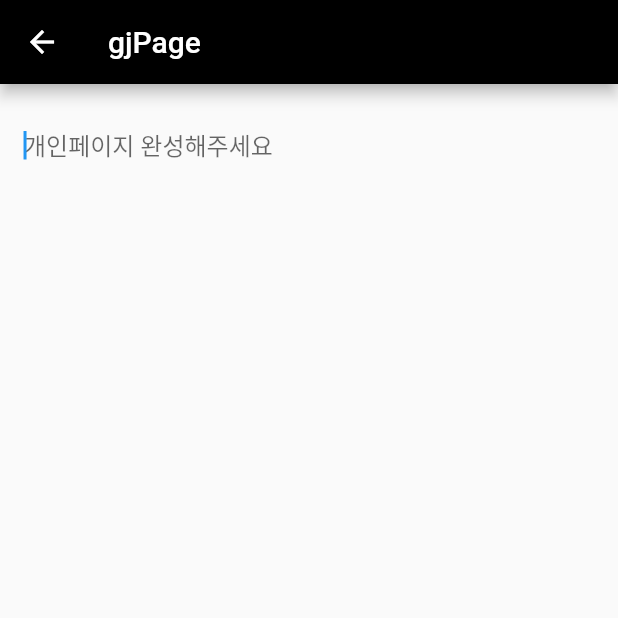
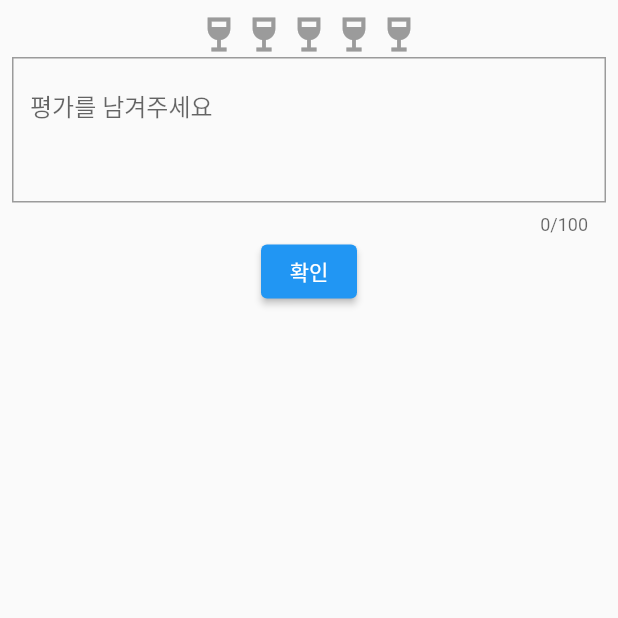
Before and after one commit to SoftyChoo/nbCamp_GroupA_Team1, a Flutter app: the gjPage screen opened directly, on a phone screen of 412 x 824 dp, the top half of it. Run offline on Flutter 3.47's test engine with Material 2 defaults, Android fonts, the phone set to English and light mode, and no system bars; drawn by our look-alikes of flutter_rating_bar; network calls fail.

Commit message:
FEAT
댓글 UI 추가

```diff
--- a/lib/gjPage.dart
+++ b/lib/gjPage.dart
@@ -1,5 +1,6 @@
 import 'package:flutter/cupertino.dart';
 import 'package:flutter/material.dart';
+import 'package:flutter_rating_bar/flutter_rating_bar.dart';
 
 class gjPage extends StatefulWidget {
   gjPage({super.key});
@@ -10,29 +11,99 @@ class gjPage extends StatefulWidget {
 
 class _MsPageState extends State<gjPage> {
   TextEditingController contentController = TextEditingController();
+  double rating = 0; // 초기 별점 값 설정
+  bool CommentCompleted = false; //작성 완료 상태 여부
+  final FocusNode textFocusNode = FocusNode(); // FocusNode 생성
+
+  @override
+  void dispose() {
+    textFocusNode.dispose(); // 메모리 누수를 방지하기 위해 FocusNode 해제
+    super.dispose();
+  }
 
   @override
   Widget build(BuildContext context) {
-    return Scaffold(
-      appBar: AppBar(
-        backgroundColor: Colors.black,
-        title: Text("gjPage"),
-      ),
-      body: Padding(
-        padding: const EdgeInsets.all(16),
-        child: TextField(
-          controller: contentController,
-          decoration: InputDecoration(
-            hintText: "개인페이지 완성해주세요",
-            border: InputBorder.none,
+    return GestureDetector(
+      onTap: () {
+        // 다른 화면 터치 시 텍스트 필드에서 포커스 해제
+        textFocusNode.unfocus();
+      },
+      child: Scaffold(
+        body: SafeArea(
+          child: Padding(
+            padding: const EdgeInsets.all(8.0),
+            child: Column(
+              children: [
+                RatingBar.builder(
+                  initialRating: rating, // rating 변수를 초기 별점 값으로 설정
+                  minRating: 0, //평점 최소 단위. 0점부터 시작
+                  direction: Axis.horizontal,
+                  allowHalfRating: true, //별점 반값 가능 허용여부
+                  itemCount: 5, //평점 갯수 조절
+                  itemSize: 30.0, // 아이콘 크기 조절
+                  itemBuilder: (context, _) => Icon(
+                    Icons.wine_bar,
+                    color: Colors.amber[500],
+                  ),
+                  onRatingUpdate: (newRating) {
+                    setState(() {
+                      rating = newRating; // rating 변수 업데이트
+                    });
+                    print(rating); // 업데이트된 별점 출력
+                  },
+                ),
+                TextField(
+                  focusNode: textFocusNode, // FocusNode 할당
+                  scrollPhysics: NeverScrollableScrollPhysics(), //스크롤 불가
+                  maxLines: 3, //n줄까지 화면에 보임
+                  maxLength: 100, //글자수 제한
+                  decoration: InputDecoration(
+                    hintText: '평가를 남겨주세요',
+                    border: OutlineInputBorder(
+                      borderRadius: BorderRadius.circular(0),
+                    ),
+                  ),
+                ),
+                ElevatedButton(
+                  onPressed: () {
+                    setState(() {
+                      CommentCompleted = true; // 작성 완료 상태 업데이트
+                    });
+                    textFocusNode.unfocus(); // 텍스트 필드에서 포커스 해제
+                    showDialog(
+                      context: context,
+                      builder: (BuildContext context) {
+                        return AlertDialog(
+                          content: Text('작성을 완료하셨습니까?'),
+                          actions: [
+                            TextButton(
+                              onPressed: () {
+                                Navigator.of(context).pop(); // 대화 상자 닫기
+                              },
+                              child: Text(
+                                '확인',
+                                style: TextStyle(color: Colors.blue),
+                              ),
+                            ),
+                            TextButton(
+                              onPressed: () {
+                                Navigator.of(context).pop(); // 대화 상자 닫기
+                              },
+                              child: Text(
+                                '취소',
+                                style: TextStyle(color: Colors.red),
+                              ),
+                            ),
+                          ],
+                        );
+                      },
+                    );
+                  },
+                  child: Text('확인'),
+                ),
+              ],
+            ),
           ),
-          autofocus: true,
-          maxLines: null,
-          expands: true,
-          keyboardType: TextInputType.multiline,
-          onChanged: (value) {
-            // 텍스트필드 안의 값이 변할 때
-          },
         ),
       ),
     );
```
